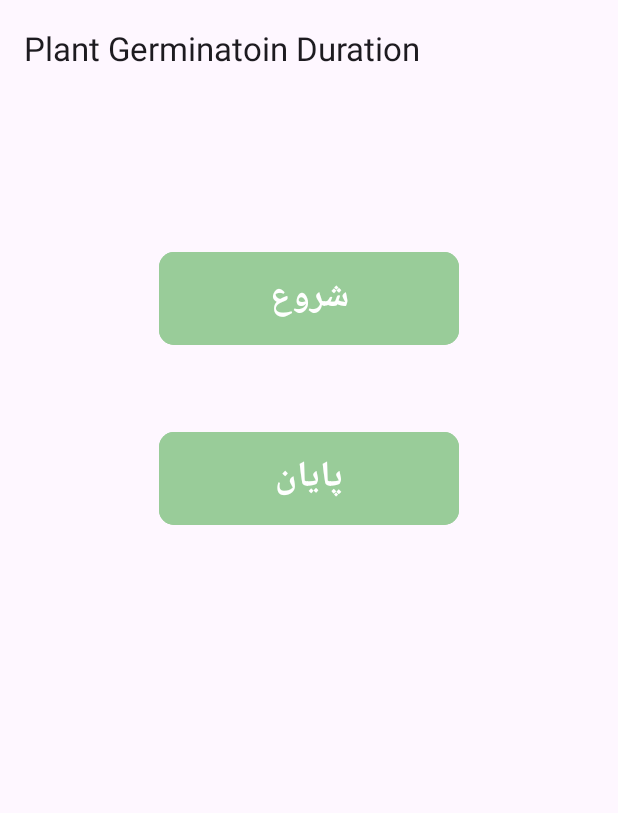
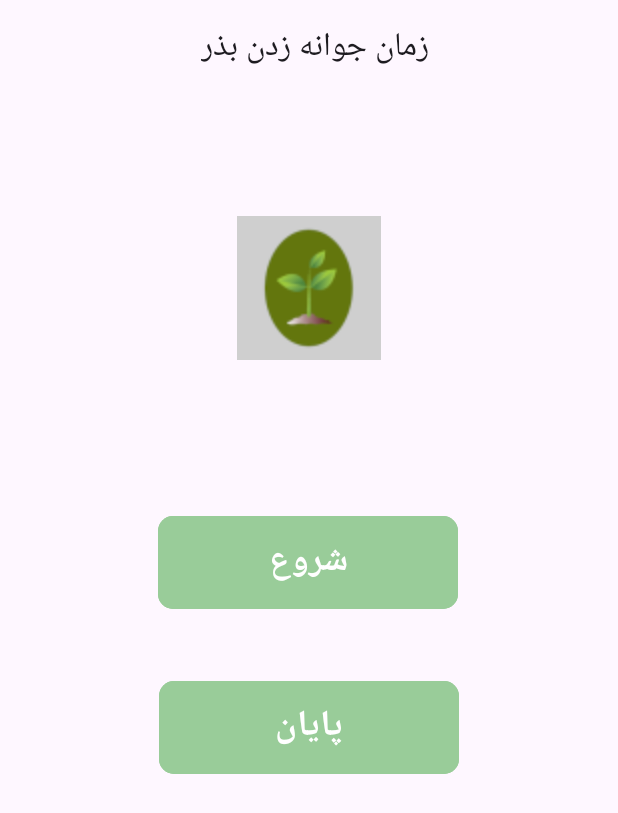
Before and after one commit to gooyacoder/germination_time, an Android app: the layout activity_main.xml on its own in the app's theme, with its tools: preview values and no code run, on a phone screen of 412 x 824 dp. Shown: the top 813 px of the screen. Run offline under Robolectric (Android 15) with nearby library versions, the phone set to English and light mode, and no system bars.

Commit message:
8_11_1403  13:24

```diff
--- a/app/src/main/java/com/gooyacoder/germinationtime/MainActivity.kt
+++ b/app/src/main/java/com/gooyacoder/germinationtime/MainActivity.kt
@@ -62,15 +62,15 @@ class MainActivity : AppCompatActivity() {
         return true
     }
 
-    override fun onOptionsItemSelected(item: MenuItem): Boolean {
-        // Handle action bar item clicks here. The action bar will
-        // automatically handle clicks on the Home/Up button, so long
-        // as you specify a parent activity in AndroidManifest.xml.
-        return when (item.itemId) {
-            R.id.action_settings -> true
-            else -> super.onOptionsItemSelected(item)
-        }
-    }
+//    override fun onOptionsItemSelected(item: MenuItem): Boolean {
+//        // Handle action bar item clicks here. The action bar will
+//        // automatically handle clicks on the Home/Up button, so long
+//        // as you specify a parent activity in AndroidManifest.xml.
+//        return when (item.itemId) {
+//            R.id.action_settings -> true
+//            else -> super.onOptionsItemSelected(item)
+//        }
+//    }
     override fun onDestroy() {
         super.onDestroy()
         mediaPlayer.release() // Release resources when done
--- a/app/src/main/res/layout/activity_main.xml
+++ b/app/src/main/res/layout/activity_main.xml
@@ -19,8 +19,8 @@
             android:id="@+id/toolbar"
             android:layout_width="match_parent"
             android:layout_height="?attr/actionBarSize"
-            android:textAlignment="center"
-            app:title="Plant Germinatoin Duration" />
+            android:paddingStart="130dp"
+            app:title="زمان جوانه زدن بذر" />
 
     </com.google.android.material.appbar.AppBarLayout>
 
@@ -29,25 +29,26 @@
         android:layout_width="200dp"
         android:layout_height="70dp"
         android:layout_marginTop="100dp"
+        android:backgroundTint="@color/button_color"
+        android:text="شروع"
         android:textSize="24sp"
         android:textStyle="bold"
         app:cornerRadius="10dp"
-        android:backgroundTint="@color/button_color"
-        android:text="شروع"
         app:layout_constraintEnd_toEndOf="parent"
+        app:layout_constraintHorizontal_bias="0.497"
         app:layout_constraintStart_toStartOf="parent"
-        app:layout_constraintTop_toBottomOf="@+id/appBarLayout" />
+        app:layout_constraintTop_toBottomOf="@+id/imageView" />
 
     <com.google.android.material.button.MaterialButton
         android:id="@+id/stop_button"
         android:layout_width="200dp"
         android:layout_height="70dp"
-        android:layout_marginTop="50dp"
-        app:cornerRadius="10dp"
+        android:layout_marginTop="40dp"
         android:backgroundTint="@color/button_color"
+        android:text="پایان"
         android:textSize="24sp"
         android:textStyle="bold"
-        android:text="پایان"
+        app:cornerRadius="10dp"
         app:layout_constraintEnd_toEndOf="parent"
         app:layout_constraintStart_toStartOf="parent"
         app:layout_constraintTop_toBottomOf="@+id/start_activity_button" />
@@ -56,13 +57,27 @@
         android:id="@+id/dateTextView"
         android:layout_width="wrap_content"
         android:layout_height="wrap_content"
-        android:layout_marginTop="50dp"
-        android:textSize="24sp"
+        android:layout_marginTop="80dp"
         android:fontFamily="sans-serif-light"
-        android:textColor="@color/button_color"
+        android:textColor="#ffffff"
+        android:textSize="36sp"
+        android:shadowColor="#005000"
+        android:shadowDx="4"
+        android:shadowDy="4"
+        android:shadowRadius="10"
         app:layout_constraintEnd_toEndOf="parent"
         app:layout_constraintStart_toStartOf="parent"
         app:layout_constraintTop_toBottomOf="@+id/stop_button" />
 
+    <ImageView
+        android:id="@+id/imageView"
+        android:layout_width="96dp"
+        android:layout_height="96dp"
+        android:layout_marginTop="80dp"
+        app:layout_constraintEnd_toEndOf="parent"
+        app:layout_constraintStart_toStartOf="parent"
+        app:layout_constraintTop_toBottomOf="@+id/appBarLayout"
+        app:srcCompat="@mipmap/ic_launcher" />
+
 
 </androidx.constraintlayout.widget.ConstraintLayout>
--- a/app/src/main/res/menu/menu_main.xml
+++ b/app/src/main/res/menu/menu_main.xml
@@ -2,9 +2,9 @@
     xmlns:app="http://schemas.android.com/apk/res-auto"
     xmlns:tools="http://schemas.android.com/tools"
     tools:context="com.gooyacoder.germinationtime.MainActivity">
-    <item
-        android:id="@+id/action_settings"
-        android:orderInCategory="100"
-        android:title="@string/action_settings"
-        app:showAsAction="never" />
+<!--    <item-->
+<!--        android:id="@+id/action_settings"-->
+<!--        android:orderInCategory="100"-->
+<!--        android:title="@string/action_settings"-->
+<!--        app:showAsAction="never" />-->
 </menu>
```
